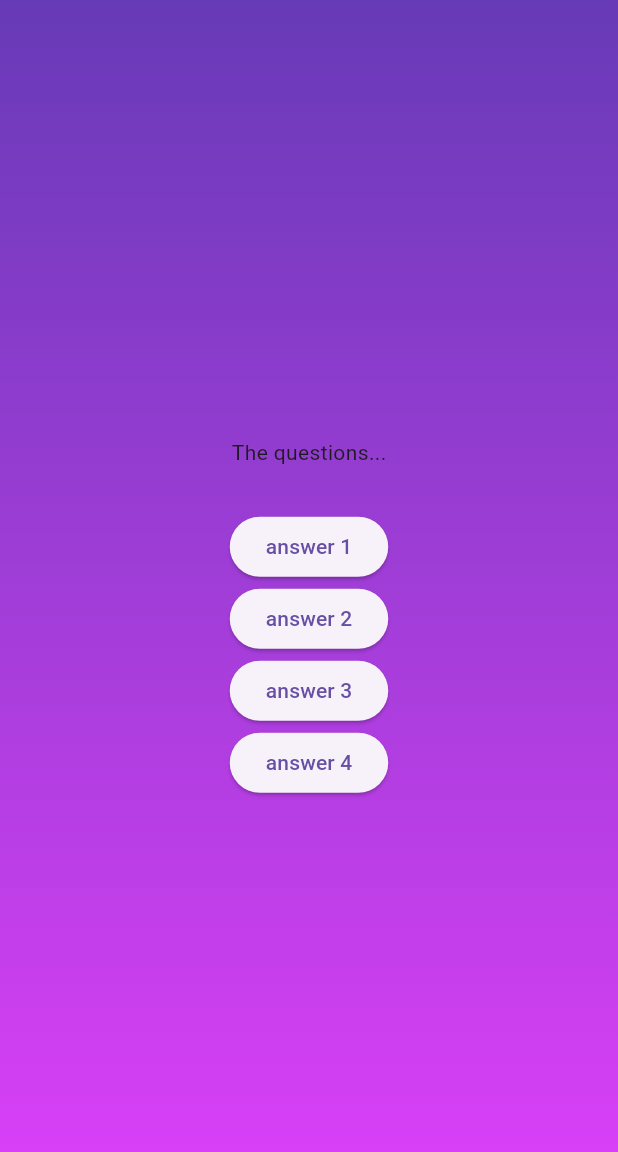
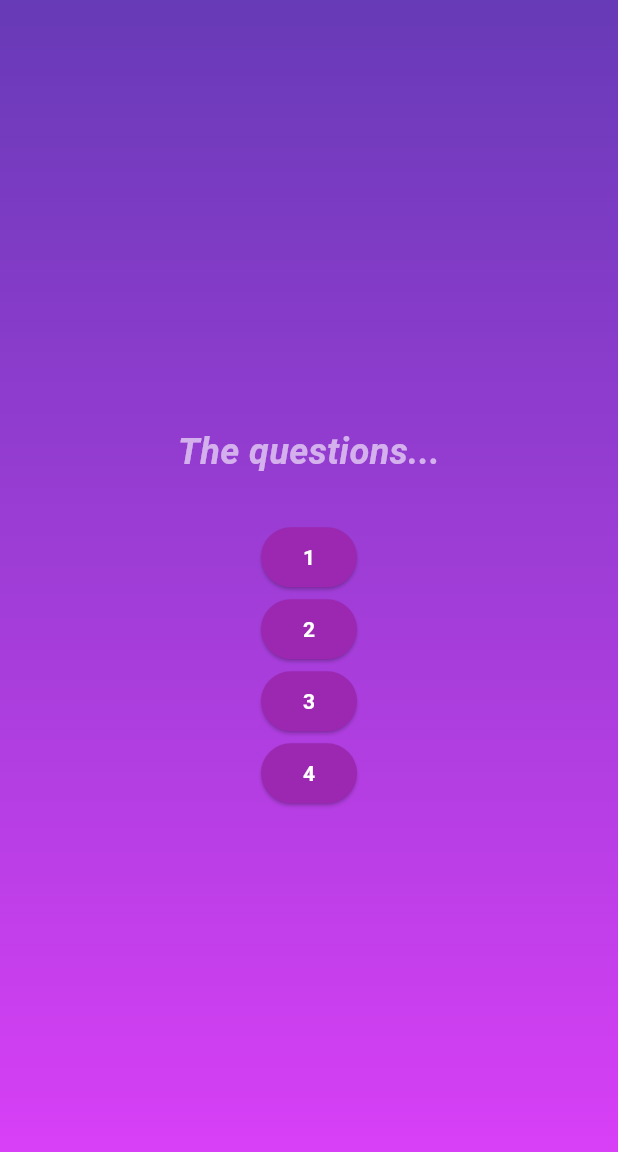
Before and after one commit to Bamadus/Quiz_App, a Flutter app: the screen it shows after launch, after a tap on "Start Quiz?", on a phone screen of 412 x 824 dp. Shown: the top 1152 px of the screen. Run offline on Flutter 3.47's test engine with Material 3 defaults, Android fonts, the phone set to English and light mode, and no system bars.

Commit message:
added few things to the question screen

```diff
--- /dev/null
+++ b/lib/ans_buttons.dart
@@ -0,0 +1,28 @@
+import 'package:flutter/material.dart';
+
+class AnsButton extends StatelessWidget{
+  //Try using named arguments instead of positional arg??
+  //Using positional arguments...
+  //AnsButton(this.ansText,this.pressed, {super.key});
+
+  //Using Named Argument...
+  const AnsButton({super.key, required this.pressed, required this.ansText});
+
+  final String ansText;
+  final void Function() pressed;
+  @override
+  Widget build(context) {
+    return ElevatedButton(
+        onPressed:pressed,
+        style: ElevatedButton.styleFrom(
+          backgroundColor: Colors.purple
+        ),
+        child: Text(ansText,
+          style: const TextStyle(
+            color: Colors.white,
+            fontWeight:FontWeight.bold,
+          ),
+        ),
+    );
+  }
+}
--- a/lib/quest.dart
+++ b/lib/quest.dart
@@ -1,5 +1,5 @@
 import 'package:flutter/material.dart';
-
+import 'package:untitled/ans_buttons.dart';
 
 
 class Quest extends StatefulWidget{
@@ -18,27 +18,38 @@ class _QuestState extends State<Quest> {
   Widget build(content) {
     return SizedBox(
       width: double.infinity,
+        //Wrapping the whole code in a sizedBox is to use a special dart widget
+        // to make the code take up or use as much space the screen as to provide...
         child: Column(
-          mainAxisAlignment: MainAxisAlignment.center,
+          mainAxisAlignment: MainAxisAlignment.center, // this is to center the widgets on the screen
           children: [
-          const Text("The questions..."),
+          const Text(
+              "The questions...",
+            style: TextStyle(
+              color: Colors.white60,
+              fontSize: 24,
+              fontWeight: FontWeight.bold,
+              fontStyle: FontStyle.italic,
+            ),
+          ),
           const SizedBox(height: 29,),
-          ElevatedButton(onPressed:
-              (){},
-              child:const Text("answer 1")
+      //ansText and pressed are named arguments in the ans_buttons module
+          AnsButton(
+            ansText: "1",
+            pressed: (){},
           ),
-          ElevatedButton(onPressed:
-              (){},
-              child:const Text("answer 2")
-          ),
-          ElevatedButton(onPressed:
-              (){},
-              child:const Text("answer 3")
-          ),
-          ElevatedButton(onPressed:
-              (){},
-              child:const Text("answer 4")
-          )
+            AnsButton(
+              ansText: "2",
+              pressed: (){},
+            ),
+            AnsButton(
+              ansText: "3",
+              pressed: (){},
+            ),
+            AnsButton(
+              ansText: "4",
+              pressed: (){},
+            )
         ],
         )
     );
```
